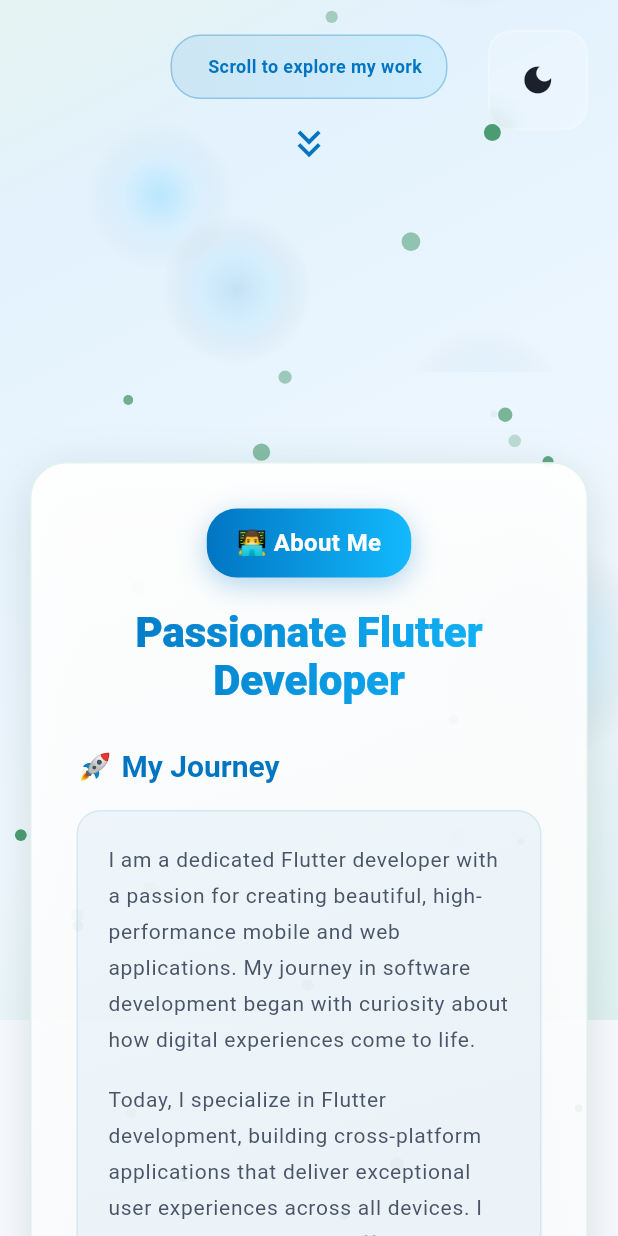
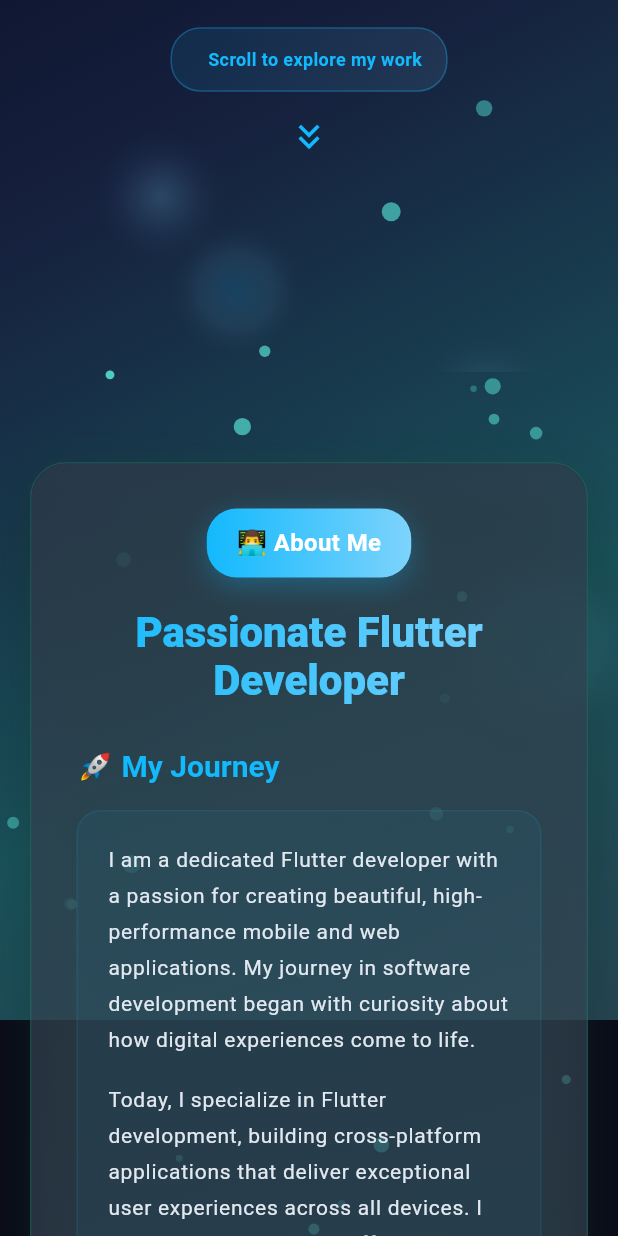
Before and after one commit to Sarandjj/portfolio, a Flutter app: the screen it shows after launch, scrolled down 576 dp, on a phone screen of 412 x 824 dp. Run offline on Flutter 3.47's test engine with Material 3 defaults, Android fonts, the phone set to English and light mode, and no system bars; our stand-ins replace firebase_analytics, firebase_core; accounts and stored records are empty.

```diff
--- a/lib/main.dart
+++ b/lib/main.dart
@@ -15,15 +15,19 @@ import 'package:flutter_web_plugins/url_strategy.dart';
 void main() async {
   WidgetsFlutterBinding.ensureInitialized();
   await Firebase.initializeApp(options: DefaultFirebaseOptions.currentPlatform);
+
   if (kIsWeb) {
-    // Prevent right-click context menu
     BrowserContextMenu.disableContextMenu();
+    setUrlStrategy(PathUrlStrategy());
+    GestureBinding.instance.resamplingEnabled = true;
 
-    // Set custom URL strategy
-    setUrlStrategy(PathUrlStrategy());
-
-    // Enable web gestures
-    GestureBinding.instance.resamplingEnabled = true;
+    // Add SEO-friendly title updates
+    SystemChrome.setApplicationSwitcherDescription(
+      ApplicationSwitcherDescription(
+        label: 'Sarankumar G - Flutter Developer Portfolio',
+        primaryColor: 0xFF2563EB,
+      ),
+    );
   }
 
   runApp(const MyApp());
@@ -39,14 +43,23 @@ class MyApp extends StatelessWidget {
       child: Consumer<ThemeProvider>(
         builder: (context, themeProvider, child) {
           return MaterialApp(
-            title: 'Flutter Portfolio',
+            title: 'Sarankumar G | Flutter Developer Portfolio',
             theme: AppTheme.lightTheme,
             darkTheme: AppTheme.darkTheme,
-            themeMode: themeProvider.isDarkMode ? ThemeMode.dark : ThemeMode.light,
+            themeMode: ThemeMode.dark,
             home: const PortfolioScreen(),
             debugShowCheckedModeBanner: false,
-            // Add Firebase Analytics Observer
             navigatorObservers: [AnalyticsService.observer],
+
+            // Add these for better SEO
+            builder: (context, child) {
+              return MediaQuery(
+                data: MediaQuery.of(context).copyWith(
+                  textScaler: TextScaler.linear(1.0), // Prevent text scaling issues
+                ),
+                child: child!,
+              );
+            },
           );
         },
       ),
--- a/lib/screens/portfolio_screen.dart
+++ b/lib/screens/portfolio_screen.dart
@@ -44,21 +44,21 @@ class _PortfolioScreenState extends State<PortfolioScreen> {
 
   @override
   Widget build(BuildContext context) {
-    if (!_showContent) {
-      return LoadingScreen(
-        onLoadingComplete: () {
-          setState(() {
-            _showContent = true;
-          });
+    // if (!_showContent) {
+    //   return LoadingScreen(
+    //     onLoadingComplete: () {
+    //       setState(() {
+    //         _showContent = true;
+    //       });
 
-          // Track when loading completes
-          AnalyticsService.logEngagementEvent(
-            eventName: 'portfolio_loaded',
-            parameters: {'load_time': DateTime.now().millisecondsSinceEpoch},
-          );
-        },
-      );
-    }
+    //       // Track when loading completes
+    //       AnalyticsService.logEngagementEvent(
+    //         eventName: 'portfolio_loaded',
+    //         parameters: {'load_time': DateTime.now().millisecondsSinceEpoch},
+    //       );
+    //     },
+    //   );
+    // }
 
     return Scaffold(
       body: Stack(
@@ -168,11 +168,10 @@ class _PortfolioScreenState extends State<PortfolioScreen> {
                   child: const TechStackSection(),
                 ),
 
-                ScrollRevealWidget(
-                  startOffset: const Offset(50, 50),
-                  child: const ProjectsSection(),
-                ),
-
+                // ScrollRevealWidget(
+                //   startOffset: const Offset(50, 50),
+                //   child: const ProjectsSection(),
+                // ),
                 ScrollRevealWidget(
                   startOffset: const Offset(0, 80),
                   child: const ExperienceSection(),
@@ -189,11 +188,11 @@ class _PortfolioScreenState extends State<PortfolioScreen> {
           ),
 
           // Floating theme switcher
-          Positioned(
-            top: MediaQuery.of(context).size.width < 768 ? 20 : 40,
-            right: MediaQuery.of(context).size.width < 768 ? 20 : 40,
-            child: const ThemeSwitcher(),
-          ),
+          // Positioned(
+          //   top: MediaQuery.of(context).size.width < 768 ? 20 : 40,
+          //   right: MediaQuery.of(context).size.width < 768 ? 20 : 40,
+          //   child: const ThemeSwitcher(),
+          // ),
         ],
       ),
     );
--- a/lib/sections/about_section.dart
+++ b/lib/sections/about_section.dart
@@ -193,10 +193,13 @@ class _AboutSectionState extends State<AboutSection> with TickerProviderStateMix
                                       children: [
                                         Expanded(
                                           flex: 2,
-                                          child: _buildContentSections(
-                                            context,
-                                            isMobile,
-                                          )[0],
+                                          child: Column(
+                                            children: [
+                                              _buildContentSections(context, isMobile)[0],
+                                              const SizedBox(height: 40),
+                                              _buildStatsRow(context, isMobile),
+                                            ],
+                                          ),
                                         ),
                                         const SizedBox(width: 40),
                                         Expanded(
@@ -295,9 +298,9 @@ class _AboutSectionState extends State<AboutSection> with TickerProviderStateMix
           _buildSkillsList(context, isMobile),
 
           const SizedBox(height: 30),
-
-          // Stats Row
-          _buildStatsRow(context, isMobile),
+          if (isMobile)
+            // Stats Row
+            _buildStatsRow(context, isMobile),
         ],
       ),
     ];
@@ -376,8 +379,8 @@ class _AboutSectionState extends State<AboutSection> with TickerProviderStateMix
 
   Widget _buildStatsRow(BuildContext context, bool isMobile) {
     final stats = [
-      {'number': '3+', 'label': 'Years Experience'},
-      {'number': '50+', 'label': 'Projects Done'},
+      {'number': '2+', 'label': 'Years Experience'},
+      {'number': '9+', 'label': 'Projects Done'},
       {'number': '100%', 'label': 'Client Satisfaction'},
     ];
 
--- a/lib/sections/hero_section.dart
+++ b/lib/sections/hero_section.dart
@@ -168,7 +168,7 @@ class _HeroSectionState extends State<HeroSection> with TickerProviderStateMixin
                                         stops: const [0.0, 0.3, 0.7, 1.0],
                                       ).createShader(bounds),
                                       child: Text(
-                                        'John Developer',
+                                        'Sarankumar',
                                         style: Theme.of(context).textTheme.displayLarge
                                             ?.copyWith(
                                               fontSize: isMobile
@@ -245,7 +245,7 @@ class _HeroSectionState extends State<HeroSection> with TickerProviderStateMixin
                                 ),
                               ),
 
-                              SizedBox(height: isMobile ? 30 : 40),
+                              SizedBox(height: isMobile ? 20 : 30),
 
                               // Enhanced typewriter animation
                               Container(
@@ -267,7 +267,7 @@ class _HeroSectionState extends State<HeroSection> with TickerProviderStateMixin
                                 ),
                               ),
 
-                              SizedBox(height: isMobile ? 40 : 60),
+                              SizedBox(height: isMobile ? 40 : 50),
 
                               // Enhanced action buttons with micro-animations
                               AnimatedBuilder(
@@ -310,7 +310,7 @@ class _HeroSectionState extends State<HeroSection> with TickerProviderStateMixin
                                 },
                               ),
 
-                              SizedBox(height: isMobile ? 60 : 100),
+                              SizedBox(height: isMobile ? 60 : 80),
 
                               // Enhanced scroll indicator
                               AnimatedBuilder(
--- a/lib/sections/tech_stack_section.dart
+++ b/lib/sections/tech_stack_section.dart
@@ -8,8 +8,8 @@ class TechStackSection extends StatelessWidget {
     TechItem('Firebase', Icons.local_fire_department, Color(0xFFFF6F00)),
     TechItem('Node.js', Icons.javascript, Color(0xFF689F63)),
     TechItem('MongoDB', Icons.storage, Color(0xFF47A248)),
-    TechItem('SQL', Icons.table_chart, Color(0xFF336791)),
-    TechItem('Azure', Icons.cloud, Color(0xFF0078D4)),
+    // TechItem('SQL', Icons.table_chart, Color(0xFF336791)),
+    // TechItem('Azure', Icons.cloud, Color(0xFF0078D4)),
     TechItem('Docker', Icons.inventory, Color(0xFF2496ED)),
     TechItem('Git', Icons.account_tree, Color(0xFFF05032)),
     TechItem('Dart', Icons.code, Color(0xFF0175C2)),
@@ -172,7 +172,7 @@ class TechStackSection extends StatelessWidget {
                 style: Theme.of(context).textTheme.bodyLarge?.copyWith(
                   fontWeight: FontWeight.w700,
                   fontSize: isMobile ? 12 : 14,
-                  color: item.color,
+                  // color: item.color,
                 ),
                 textAlign: TextAlign.center,
               ),
--- a/pubspec.yaml
+++ b/pubspec.yaml
@@ -38,6 +38,8 @@ dependencies:
   visibility_detector: ^0.4.0+2
   firebase_core: ^3.15.1
   firebase_analytics: ^11.5.2
+  url_launcher: ^6.3.2
+  http: ^1.4.0
 
 dev_dependencies:
   flutter_test:
--- a/seo/humans.txt
+++ b/seo/humans.txt
@@ -1,7 +1,6 @@
 /* TEAM */
 Developer: Sarankumar G
-Contact: your-email@gmail.com
-Twitter: @yourtwitterhandle
+Contact: kumar2004saran@gmail.com
 Location: Tamil Nadu, India
 
 /* THANKS */
```
Also changed, not shown: lib/sections/contact_section.dart (+156 -69 lines), lib/sections/experience_section.dart (+19 -19 lines), lib/sections/footer_section.dart (+12 -10 lines), firebase.json, 14 other files.
